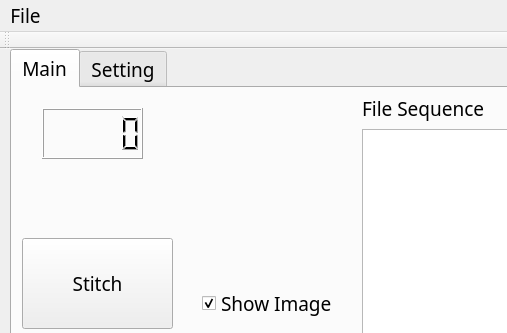
Before: the Qt Designer form mainwindow.ui in jefftsai8049/BeeObservationSystem_Analysis, drawn with Qt 5; both pictures show x 0 to 507 and y 0 to 333 of the 607 by 462 pixel window.
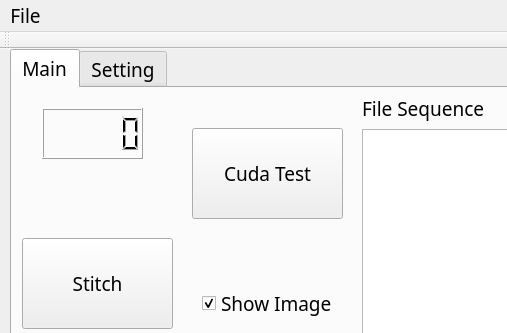
After: the same form once the commit is applied. The open tabs and pages were chosen to show the change.

Commit message: hough circle ok cuda testing

The edit to the form file:
```diff
--- a/mainwindow.ui
+++ b/mainwindow.ui
@@ -129,6 +129,19 @@
        <bool>true</bool>
       </property>
      </widget>
+     <widget class="QPushButton" name="cuda_test_pushButton">
+      <property name="geometry">
+       <rect>
+        <x>180</x>
+        <y>40</y>
+        <width>151</width>
+        <height>91</height>
+       </rect>
+      </property>
+      <property name="text">
+       <string>Cuda Test</string>
+      </property>
+     </widget>
     </widget>
     <widget class="QWidget" name="tab_2">
      <attribute name="title">
```
Left out of the diff: 4 changed lines with no effect on the pictures. The commit also changes 8 other files.
